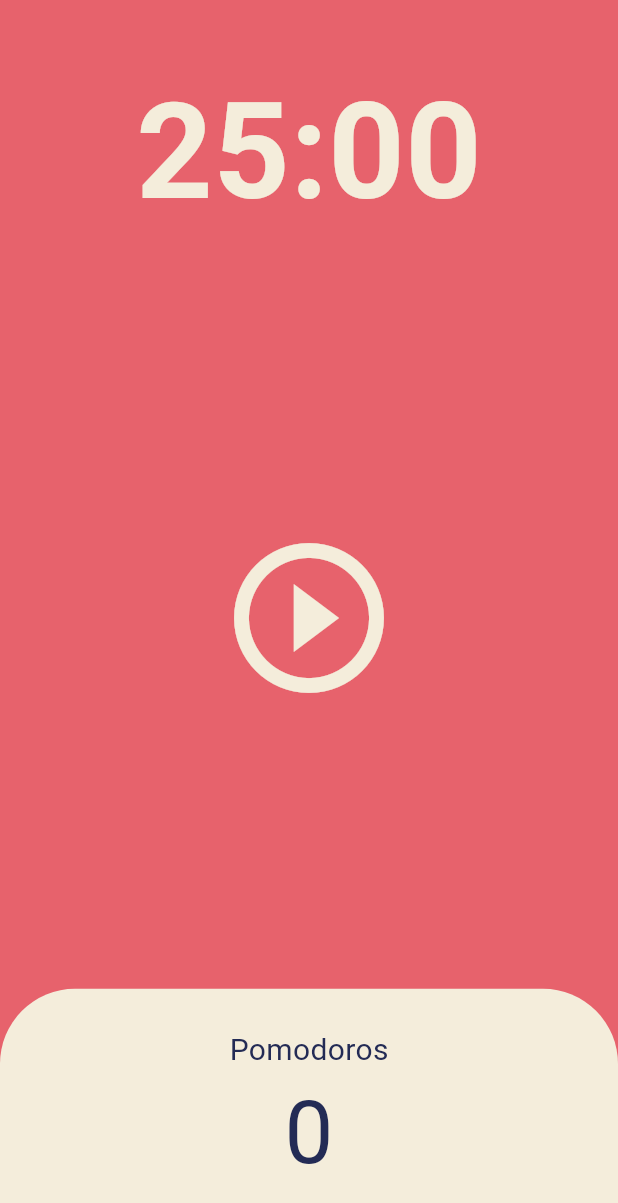
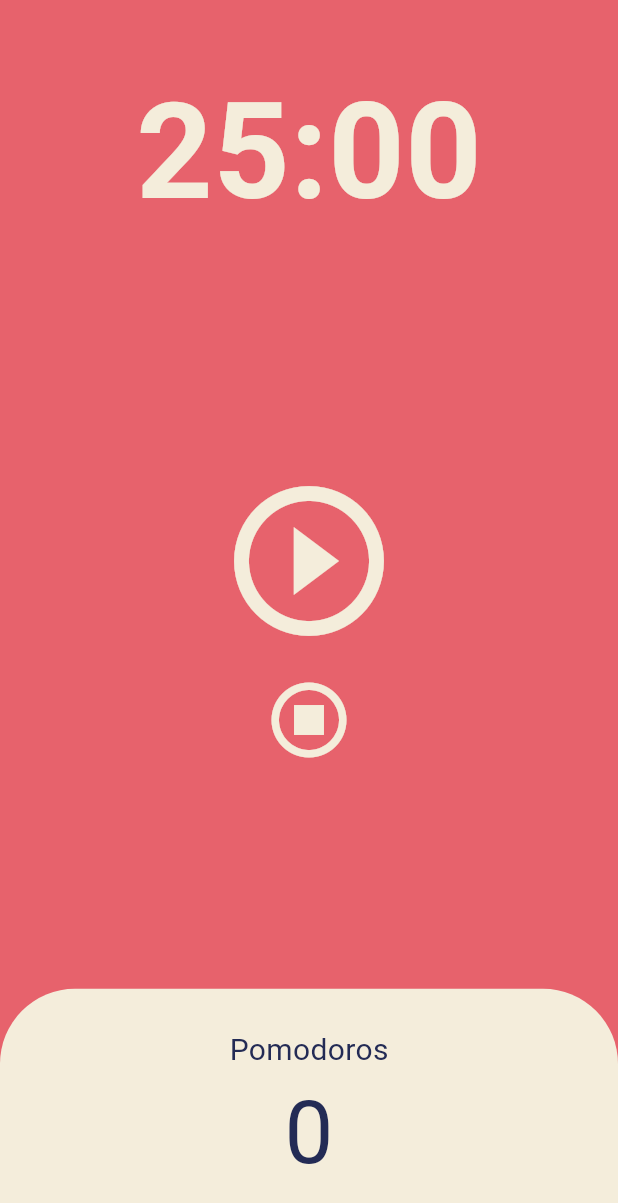
Before and after one commit to kisbi3/NomadCoders_Flutter, a Flutter app: the screen it shows after launch, on a phone screen of 412 x 824 dp. Shown: the top 1203 px of the screen. Run offline on Flutter 3.47's test engine with Material 3 defaults, Android fonts, the phone set to English and light mode, and no system bars.

Commit message:
5.4 Code Challenge

```diff
--- a/lib/screens/home_screen.dart
+++ b/lib/screens/home_screen.dart
@@ -55,6 +55,15 @@ class _HomeScreenState extends State<HomeScreen> {
     });
   }
 
+  // reset 함수
+  void reset() {
+    timer.cancel();
+    setState(() {
+      isRunning = false;
+      totalSeconds = twentyFiveMinutes;
+    });
+  }
+
   // 초를 (분 : 초) 로 나오도록 변경하는 함수.
   String format(int seconds) {
     var duration = Duration(seconds: seconds);
@@ -88,7 +97,10 @@ class _HomeScreenState extends State<HomeScreen> {
           ),
           Flexible(
             flex: 3,
-            child: Center(
+            child: Column(
+              mainAxisAlignment: MainAxisAlignment.center,
+              children: [
+                Center(
                   child: IconButton(
                     iconSize: 120,
                     color: Theme.of(context).cardColor,
@@ -97,6 +109,15 @@ class _HomeScreenState extends State<HomeScreen> {
                         ? Icons.pause_circle_outline
                         : Icons.play_circle_outline),
                   ),
+                ),
+                Center(
+                  child: IconButton(
+                      iconSize: 60,
+                      color: Theme.of(context).cardColor,
+                      onPressed: reset,
+                      icon: const Icon(Icons.stop_circle_outlined)),
+                )
+              ],
             ),
           ),
           Flexible(
```
Lines whose indentation alone changed are shown as unchanged.
